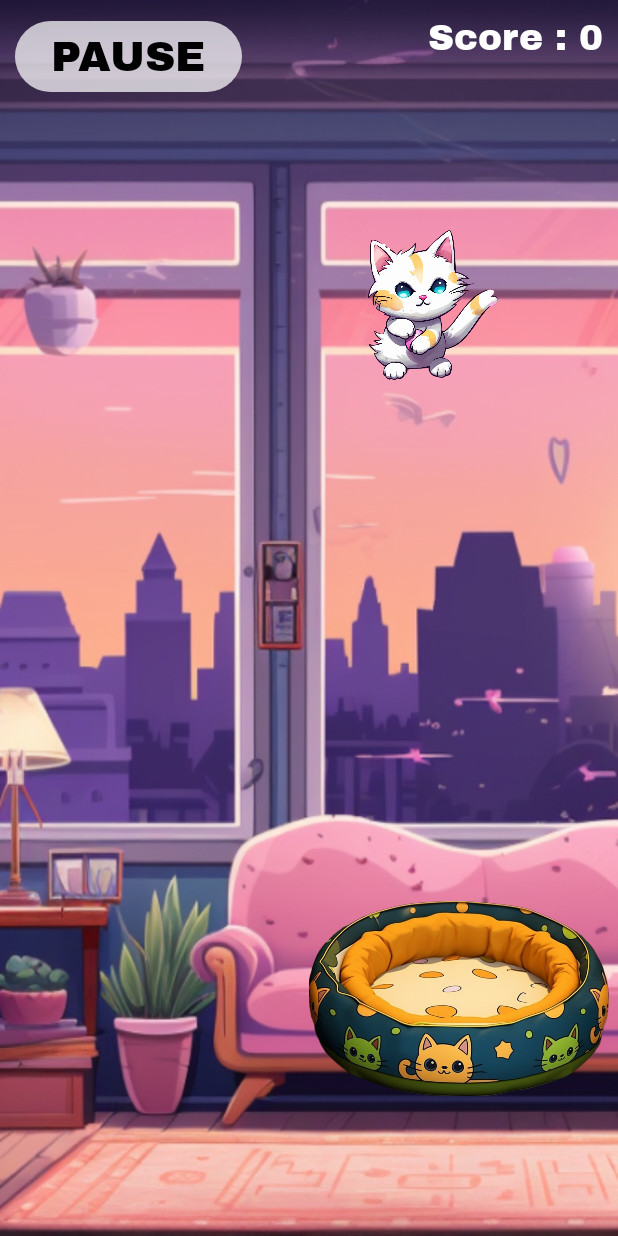
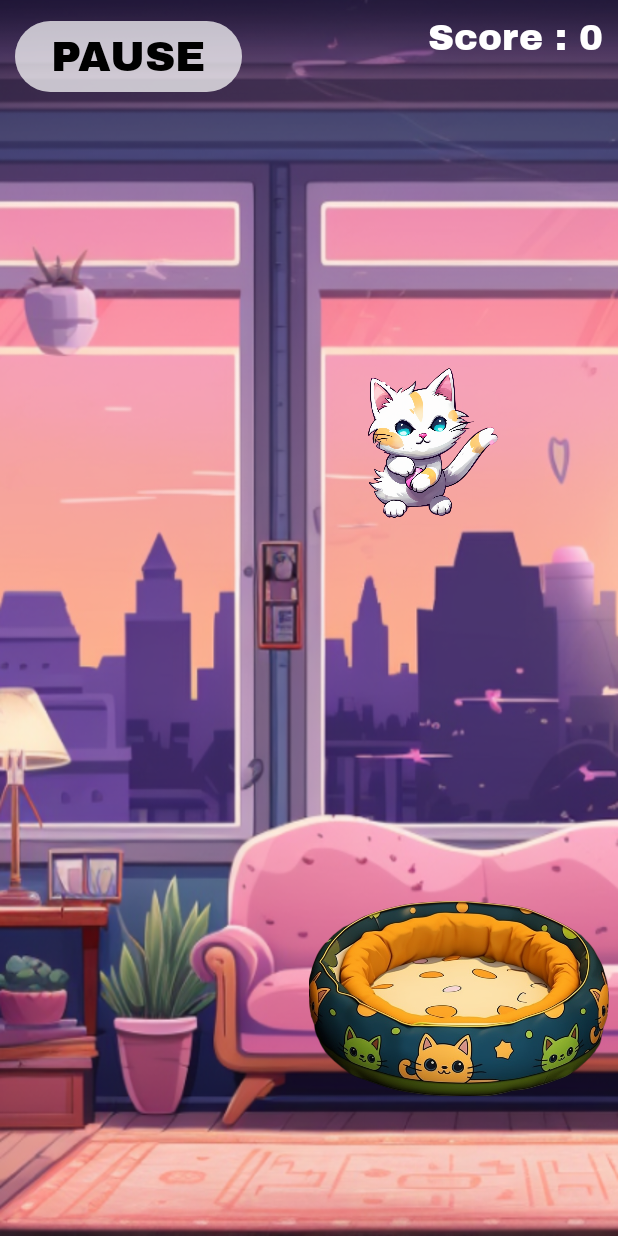
Before and after one commit to incarnadine24/CatCatcher, an Android app: the PlayFragment screen opened through its navigation route, after a tap on "RESTART", on a phone screen of 412 x 824 dp. Run offline under Robolectric (Android 15) with nearby library versions, the phone set to English and light mode, and no system bars; Roboto replaces fonts that are not available here; 1 other tap on this screen came first.

Commit message:
fix some bugs

```diff
--- a/app/src/main/java/com/testcat/catcatcher/models/PlayViewModel.kt
+++ b/app/src/main/java/com/testcat/catcatcher/models/PlayViewModel.kt
@@ -9,7 +9,7 @@ class PlayViewModel : ViewModel() {
     val bedyvalue = MutableLiveData<Float>()
     val bedxvalue = MutableLiveData<Float>(300f)
     val changers = MutableLiveData<String>("true")
-    val speed = MutableLiveData<Int>(10)
+    val speed = MutableLiveData<Int>(16)
     val count = MutableLiveData<Int>(0)
     val pause = MutableLiveData<String>("false")
 }
--- a/app/src/main/java/com/testcat/catcatcher/screens/PlayFragment.kt
+++ b/app/src/main/java/com/testcat/catcatcher/screens/PlayFragment.kt
@@ -92,8 +92,9 @@ class PlayFragment : Fragment() {
 
         binding.restartButton.setOnClickListener {
             binding.pauseFrame.visibility = View.INVISIBLE
+            ChangeList(activity as MainActivity).changingList(viewModel.count.value!!)
+            viewModel.count.value = 0
             viewModel.changers.value = "true"
-            viewModel.count.value = 0
             cat.x = ((0..screenWidth - 150).random()).toFloat()
             viewModel.catxvalue.value = cat.x
             viewModel.catyvalue.value = 0f
@@ -150,8 +151,15 @@ class PlayFragment : Fragment() {
 
         binding.bed.y = (screenHeight - 350).toFloat()
         binding.bed.x = (screenWidth / 2).toFloat()
+        binding.menuButton.setOnClickListener {
+            ChangeList(activity as MainActivity).changingList(viewModel.count.value!!)
+            viewModel.count.value = 0
+            findNavController().navigate(R.id.action_playFragment_to_menuFragment)
+        }
 
         requireActivity().onBackPressedDispatcher.addCallback(viewLifecycleOwner) {
+            ChangeList(activity as MainActivity).changingList(viewModel.count.value!!)
+            viewModel.count.value = 0
             findNavController().navigate(R.id.action_playFragment_to_menuFragment)
         }
     }
--- a/app/src/main/res/layout/fragment_play.xml
+++ b/app/src/main/res/layout/fragment_play.xml
@@ -90,6 +90,18 @@
                 android:textColor="@color/black"
                 android:textSize="28sp" />
 
+            <com.google.android.material.button.MaterialButton
+                android:id="@+id/menu_button"
+                android:layout_width="250dp"
+                android:layout_height="wrap_content"
+                android:layout_marginTop="25dp"
+                android:backgroundTint="@color/grey_back"
+                android:fontFamily="@font/archivo_black"
+                android:text="@string/menu"
+                android:textAllCaps="true"
+                android:textColor="@color/black"
+                android:textSize="28sp" />
+
         </LinearLayout>
     </FrameLayout>
 </FrameLayout>
```
